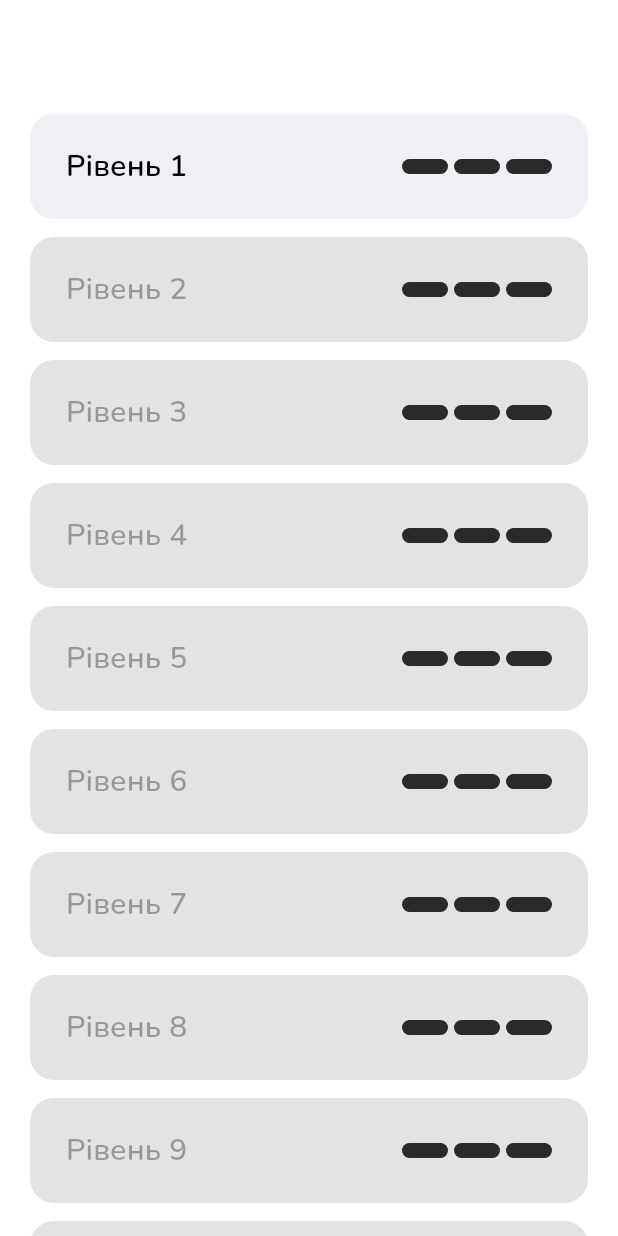
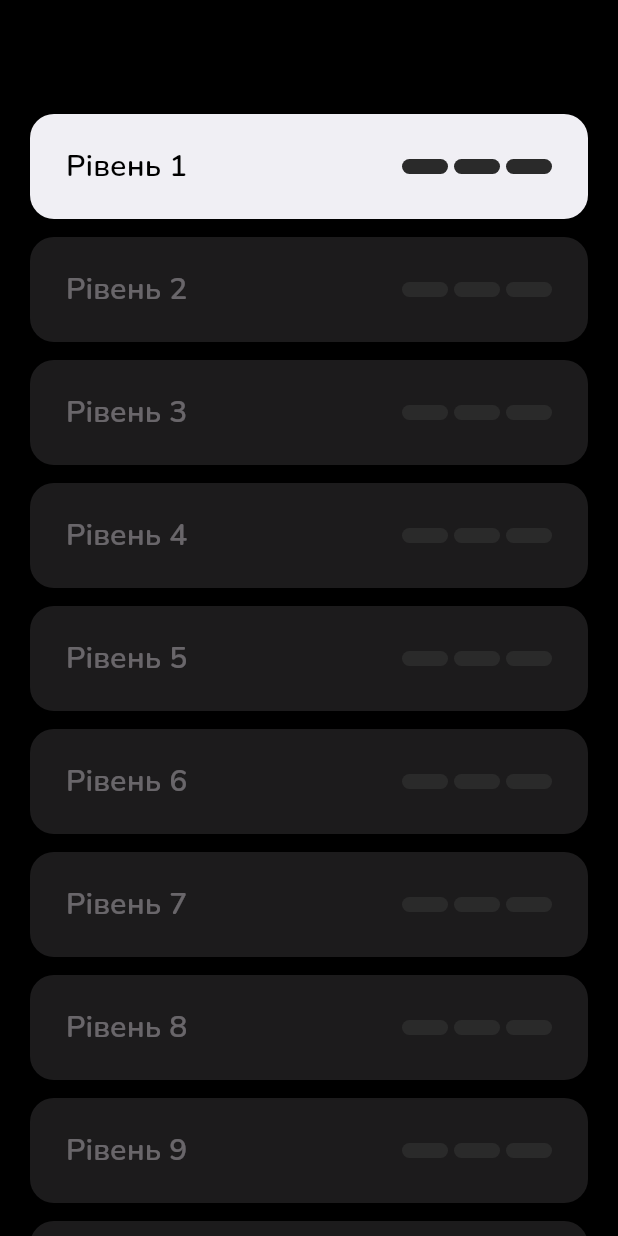
Before and after one commit to andrii-synelnyk/nagolosi_app, a Flutter app: the screen it shows after launch, on a phone screen of 412 x 824 dp. Run offline on Flutter 3.47's test engine with Material 3 defaults, Android fonts, the phone set to English and light mode, and no system bars; our stand-ins replace shared_preferences; project files that could hold a hidden picture were left out.

Commit message:
Remove light theme

```diff
--- a/lib/main.dart
+++ b/lib/main.dart
@@ -1,7 +1,5 @@
 import 'package:flutter/material.dart';
 import 'package:nagolosi_app/asset_service.dart';
-import 'package:nagolosi_app/game_screen.dart';
-import 'package:nagolosi_app/game_view_model.dart';
 import 'package:nagolosi_app/level_repository.dart';
 import 'package:nagolosi_app/level_select_screen.dart';
 import 'package:nagolosi_app/level_select_view_model.dart';
@@ -24,24 +22,21 @@ class MyApp extends StatelessWidget {
 
   const MyApp({required this.levelViewModel, super.key});
 
-  ThemeData _buildTheme(Brightness brightness) {
-    final base = ThemeData(brightness: brightness, fontFamily: 'Nunito');
-    final backgroundColor = brightness == Brightness.light
-        ? Colors.white
-        : Colors.black;
-
-    return base.copyWith(
-      scaffoldBackgroundColor: backgroundColor,
-      appBarTheme: AppBarTheme(backgroundColor: backgroundColor, scrolledUnderElevation: 0,),
-    );
-  }
-
   @override
   Widget build(BuildContext context) {
+    final backgroundColor = Colors.black;
+
     return MaterialApp(
-      themeMode: ThemeMode.system,
-      theme: _buildTheme(Brightness.light),
-      darkTheme: _buildTheme(Brightness.dark),
+      themeMode: ThemeMode.dark,
+      darkTheme: ThemeData(
+        brightness: Brightness.dark,
+        scaffoldBackgroundColor: backgroundColor,
+        appBarTheme: AppBarTheme(
+          backgroundColor: backgroundColor,
+          scrolledUnderElevation: 0,
+        ),
+        fontFamily: 'Nunito',
+      ),
       // home: GameScreen(viewModel: viewModel),
       home: LevelSelectScreen(viewModel: levelViewModel),
     );
```
